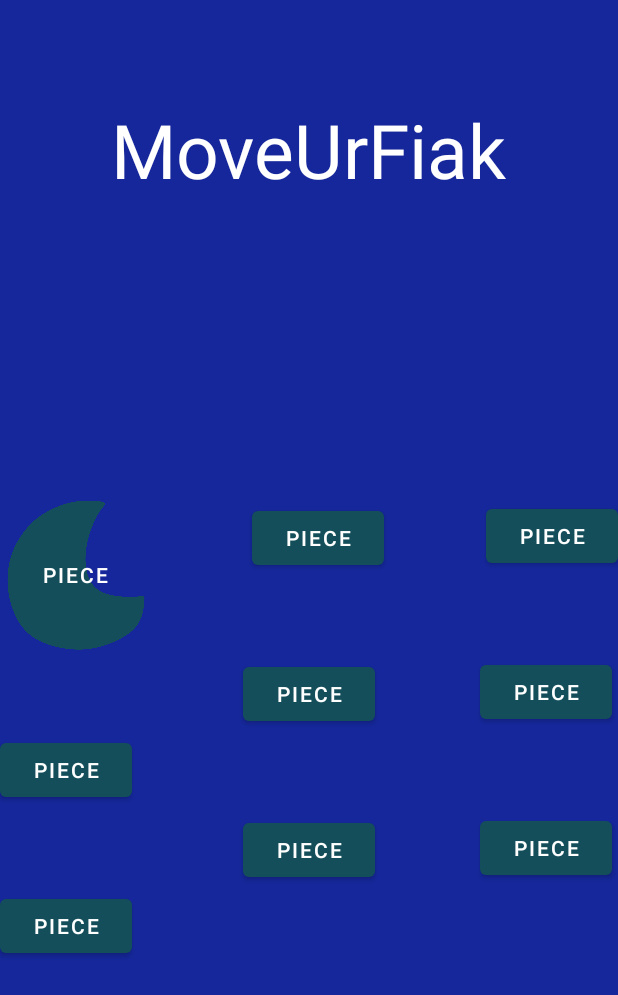
After one commit to LucieTan/MoveURFiak, an Android app: the layout activity_puzzle.xml on its own in the app's theme, with its tools: preview values and no code run, on a phone screen of 412 x 824 dp. The commit adds this screen. Shown: the top 995 px of the screen. Run offline under Robolectric (Android 15) with nearby library versions, the phone set to English and light mode, and no system bars.

Commit message:
ajout d'un jeu (memory)

```diff
--- /dev/null
+++ b/app/src/main/java/com/example/moveurfiak/PuzzleActivity.java
@@ -0,0 +1,56 @@
+package com.example.moveurfiak;
+
+
+import android.os.Bundle;
+
+import androidx.appcompat.app.AppCompatActivity;
+
+import java.util.ArrayList;
+import java.util.Random;
+
+public class PuzzleActivity extends AppCompatActivity {
+    private static final int COLUMNS = 3;
+    private static final int DIMENSIONS = COLUMNS*COLUMNS;
+
+    private String[] pieceList;
+
+    @Override
+    protected void onCreate(Bundle savedInstanceState) {
+        super.onCreate(savedInstanceState);
+        setContentView(R.layout.activity_puzzle);
+
+
+        init();
+
+        scramble();
+     //   display();
+    }
+
+  /*  private void display(){
+        ArrayList<Button> boutons= new ArrayList<>();
+        Button boutons;
+
+        for(int i = 0; i < pieceList.length; i++){
+            boutons = new Button(this);
+        }
+    }*/
+
+    private void scramble() {
+        int index;
+        String tmp;
+        Random random = new Random();
+        for (int i = pieceList.length-1; i<0;i-- ){
+            index = random.nextInt(i +1);
+            tmp = pieceList[index];
+            pieceList[index] = pieceList[i];
+            pieceList[i] = tmp;
+        }
+    }
+
+    private void init() {
+        pieceList = new String[DIMENSIONS];
+        for(int i = 0; i < DIMENSIONS; i++){
+            pieceList[i] = String.valueOf(i);
+        }
+    }
+}
--- a/app/src/main/res/layout/activity_chargement.xml
+++ b/app/src/main/res/layout/activity_chargement.xml
@@ -18,7 +18,7 @@
         app:layout_constraintRight_toRightOf="parent"
         app:layout_constraintStart_toStartOf="parent"
         app:layout_constraintTop_toTopOf="parent"
-        app:layout_constraintVertical_bias="0.731" />
+        app:layout_constraintVertical_bias="0.664" />
 
     <ImageView
         android:id="@+id/imageView3"
@@ -35,6 +35,7 @@
         app:layout_constraintVertical_bias="0.099" />
 
     <ImageView
+        android:id="@+id/imageView4"
         android:layout_width="200dp"
         android:layout_height="200dp"
         android:contentDescription="@string/app_name"
@@ -44,7 +45,18 @@
         app:layout_constraintHorizontal_bias="0.497"
         app:layout_constraintStart_toStartOf="parent"
         app:layout_constraintTop_toTopOf="parent"
-        app:layout_constraintVertical_bias="0.476"/>
+        app:layout_constraintVertical_bias="0.476" />
+
+    <ImageView
+        android:id="@+id/imageView2"
+        android:layout_width="200dp"
+        android:layout_height="200dp"
+        app:layout_constraintBottom_toBottomOf="parent"
+        app:layout_constraintEnd_toEndOf="parent"
+        app:layout_constraintHorizontal_bias="0.075"
+        app:layout_constraintStart_toStartOf="parent"
+        app:layout_constraintTop_toBottomOf="@+id/imageView4"
+        app:srcCompat="@drawable/ic_cloud" />
 
 
 </androidx.constraintlayout.widget.ConstraintLayout>
--- a/app/src/main/res/layout/activity_login.xml
+++ b/app/src/main/res/layout/activity_login.xml
@@ -12,7 +12,7 @@
         android:layout_width="200dp"
         android:layout_height="200dp"
         android:contentDescription="@string/label_soleil"
-        android:src="@drawable/teletubby"
+        android:src="@drawable/ic_sun"
         app:layout_constraintBottom_toBottomOf="parent"
         app:layout_constraintEnd_toEndOf="parent"
         app:layout_constraintHorizontal_bias="0.497"
--- /dev/null
+++ b/app/src/main/res/layout/activity_puzzle.xml
@@ -0,0 +1,121 @@
+<?xml version="1.0" encoding="utf-8"?>
+<androidx.constraintlayout.widget.ConstraintLayout
+    xmlns:android="http://schemas.android.com/apk/res/android"
+    xmlns:app="http://schemas.android.com/apk/res-auto"
+    xmlns:tools="http://schemas.android.com/tools"
+    android:layout_width="match_parent"
+    android:layout_height="match_parent"
+    android:background="@color/space_blue">
+
+
+    <TextView
+        android:id="@+id/textView6"
+        android:layout_width="wrap_content"
+        android:layout_height="wrap_content"
+        android:text="@string/app_name"
+        android:textColor="@color/white"
+        android:textSize="50sp"
+        app:layout_constraintBottom_toBottomOf="parent"
+        app:layout_constraintEnd_toEndOf="parent"
+        app:layout_constraintHorizontal_bias="0.496"
+        app:layout_constraintStart_toStartOf="parent"
+        app:layout_constraintTop_toTopOf="parent"
+        app:layout_constraintVertical_bias="0.087" />
+
+    <Button
+        android:id="@+id/button"
+        android:layout_width="100dp"
+        android:layout_height="100dp"
+        android:layout_marginTop="200dp"
+        android:background="@drawable/ic_moon"
+        android:text="@string/label_pieces"
+        app:backgroundTint="none"
+        app:layout_constraintStart_toStartOf="parent"
+        app:layout_constraintTop_toBottomOf="@+id/textView6" />
+
+    <Button
+        android:id="@+id/button2"
+        android:layout_width="wrap_content"
+        android:layout_height="wrap_content"
+        android:layout_marginTop="201dp"
+        android:text="@string/label_pieces"
+        app:layout_constraintEnd_toStartOf="@+id/button3"
+        app:layout_constraintStart_toEndOf="@+id/button"
+        app:layout_constraintTop_toBottomOf="@+id/textView6" />
+
+    <Button
+        android:id="@+id/button3"
+        android:layout_width="wrap_content"
+        android:layout_height="wrap_content"
+        android:layout_marginTop="200dp"
+        android:text="@string/label_pieces"
+        app:layout_constraintEnd_toEndOf="parent"
+        app:layout_constraintTop_toBottomOf="@+id/textView6" />
+
+
+    <Button
+        android:id="@+id/button4"
+        android:layout_width="wrap_content"
+        android:layout_height="wrap_content"
+        android:layout_marginTop="56dp"
+        android:text="@string/label_pieces"
+
+        app:layout_constraintStart_toStartOf="parent"
+        app:layout_constraintTop_toBottomOf="@+id/button" />
+
+    <Button
+        android:id="@+id/button5"
+        android:layout_width="wrap_content"
+        android:layout_height="wrap_content"
+        android:layout_marginTop="56dp"
+        android:text="@string/label_pieces"
+        app:layout_constraintEnd_toStartOf="@+id/button6"
+        app:layout_constraintHorizontal_bias="0.515"
+        app:layout_constraintStart_toEndOf="@+id/button4"
+        app:layout_constraintTop_toBottomOf="@+id/button2" />
+
+    <Button
+        android:id="@+id/button6"
+        android:layout_width="wrap_content"
+        android:layout_height="wrap_content"
+        android:layout_marginTop="56dp"
+        android:layout_marginEnd="4dp"
+        android:layout_marginRight="4dp"
+        android:text="@string/label_pieces"
+        app:layout_constraintEnd_toEndOf="parent"
+        app:layout_constraintTop_toBottomOf="@+id/button3" />
+
+    <Button
+        android:id="@+id/button7"
+        android:layout_width="wrap_content"
+        android:layout_height="wrap_content"
+        android:layout_marginTop="56dp"
+        android:text="@string/label_pieces"
+
+        app:layout_constraintStart_toStartOf="parent"
+        app:layout_constraintTop_toBottomOf="@+id/button4" />
+
+    <Button
+        android:id="@+id/button8"
+        android:layout_width="wrap_content"
+        android:layout_height="wrap_content"
+        android:layout_marginTop="56dp"
+        android:text="@string/label_pieces"
+        app:layout_constraintEnd_toStartOf="@+id/button6"
+        app:layout_constraintHorizontal_bias="0.515"
+        app:layout_constraintStart_toEndOf="@+id/button7"
+        app:layout_constraintTop_toBottomOf="@+id/button5" />
+
+    <Button
+        android:id="@+id/button9"
+        android:layout_width="wrap_content"
+        android:layout_height="wrap_content"
+        android:layout_marginTop="56dp"
+        android:layout_marginEnd="4dp"
+        android:layout_marginRight="4dp"
+        android:text="@string/label_pieces"
+        app:layout_constraintEnd_toEndOf="parent"
+        app:layout_constraintTop_toBottomOf="@+id/button6" />
+
+
+</androidx.constraintlayout.widget.ConstraintLayout>
--- a/app/src/main/res/values/strings.xml
+++ b/app/src/main/res/values/strings.xml
@@ -27,4 +27,5 @@
 
 
     <string name = "label_ajt">Ajout alarme</string>
+    <string name ="label_pieces">piece</string>
 </resources>
```
Also changed, not shown: app/src/main/res/drawable/ic_moon.png.
